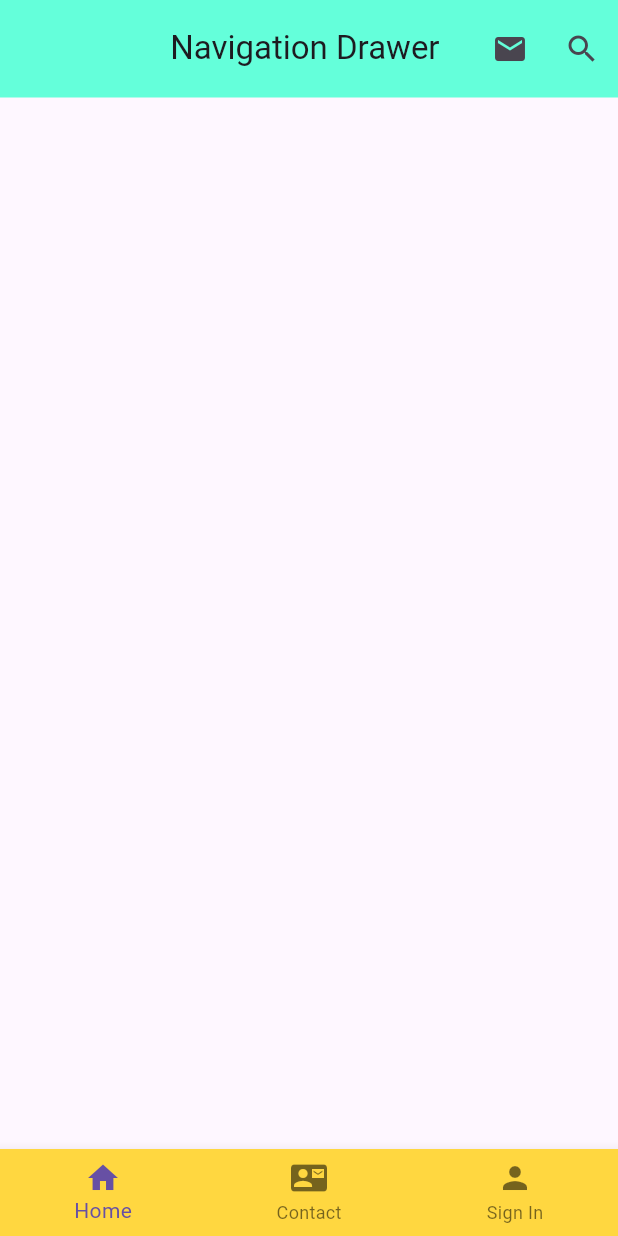
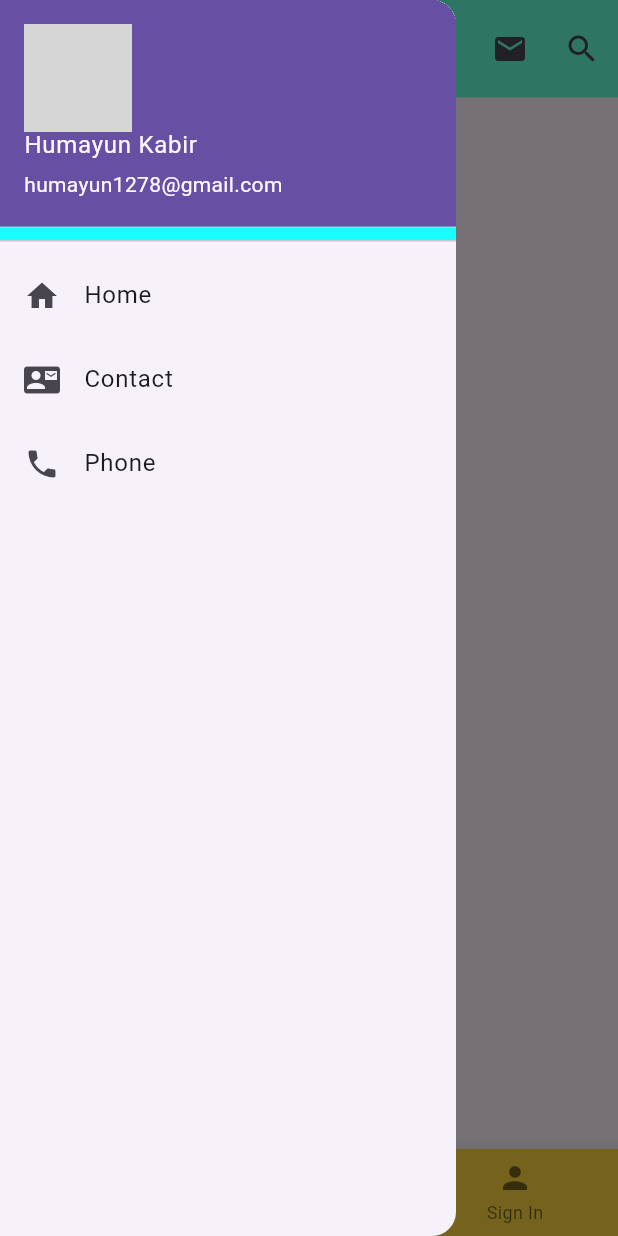
Before and after one commit to hemusyl/ostad_new_10, a Flutter app: the screen it shows after launch, with the side drawer open (before the commit the screen has no drawer), on a phone screen of 412 x 824 dp. Run offline on Flutter 3.47's test engine with Material 3 defaults, Android fonts, the phone set to English and light mode, and no system bars; our stand-ins replace device_preview; network calls fail; grey boxes are pictures that could not be loaded.

Commit message:
navigation bar

```diff
--- a/lib/navigation_drawer.dart
+++ b/lib/navigation_drawer.dart
@@ -20,7 +20,6 @@ class navigationDrawer extends StatelessWidget {
           IconButton(onPressed: (){MySnackbar('I am Search', context);}, icon:Icon(Icons.search)),
         ],
       ),
-
       bottomNavigationBar: BottomNavigationBar(
         backgroundColor: Colors.amberAccent,
         currentIndex: 0, // Which one to be active
@@ -41,6 +40,48 @@ class navigationDrawer extends StatelessWidget {
           }
         },
       ),
+      drawer: Drawer(
+        child: ListView(
+            children: [
+              DrawerHeader(
+                padding: EdgeInsets.all(0),
+                  child: UserAccountsDrawerHeader(
+                      accountName: Text("Humayun Kabir"),
+                      accountEmail: Text("humayun1278@gmail.com"),
+                      currentAccountPicture: Image.network("https://images.app.goo.gl/8GbsxQHijcBZ5VTv5"),
+                  ),
+                      decoration: BoxDecoration(color: Colors.cyanAccent),
+              ),
+              ListTile(
+                leading: Icon(Icons.home),
+                title: Text("Home"),
+                onTap: (){
+                  MySnackbar("This Home snackbar", context);
+                },
+              ),
+
+              ListTile(
+                leading: Icon(Icons.contact_mail),
+                  title: Text("Contact"),),
+              ListTile(
+                leading: Icon(Icons.phone),
+                title: Text("Phone"),),
+            ],
+        ),
+      ),
+      endDrawer: Drawer(
+        child: ListView.builder(
+            itemBuilder: (
+                BuildContext context,int index){
+              return ListTile(
+                leading:Icon(Icons.list),
+                title: Text("GFG item $index"),
+                trailing: Icon(Icons.done),
+              );
+            }),
+        //elevation: 20.0,
+        //semanticLabel: 'endDrawer',
+      ),
     );
   }
 }
--- a/pubspec.yaml
+++ b/pubspec.yaml
@@ -45,6 +45,7 @@ dev_dependencies:
   # package. See that file for information about deactivating specific lint
   # rules and activating additional ones.
   flutter_lints: ^5.0.0
+  device_preview: ^1.2.0
 
 # For information on the generic Dart part of this file, see the
 # following page: https://dart.dev/tools/pub/pubspec
```
Also changed, not shown: lib/main.dart (+7 -2 lines), pubspec.lock.
